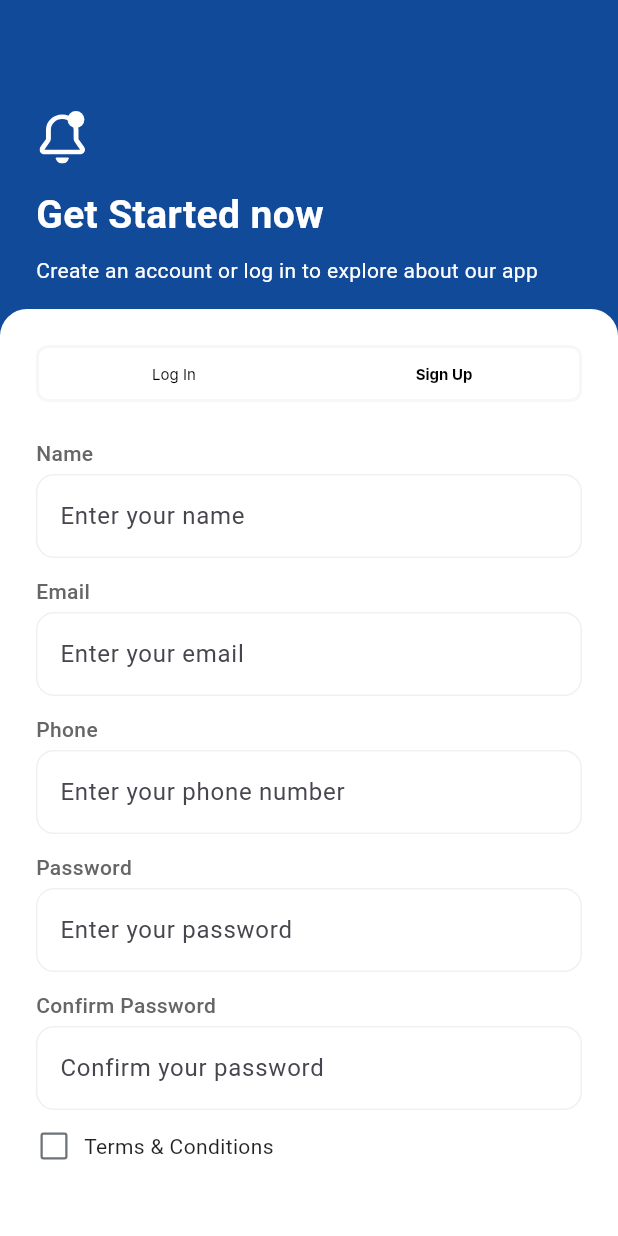
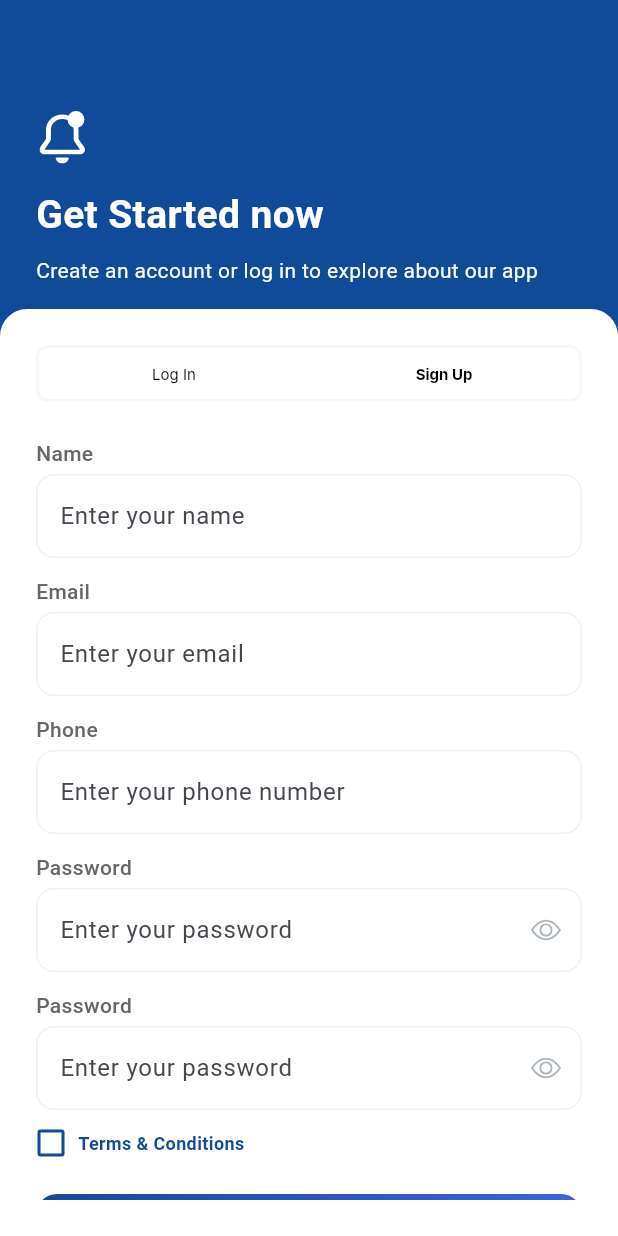
Before and after one commit to thesoumisamanta/service_app_ui, a Flutter app: the AuthScreen screen opened by its route, after a tap on "Sign Up", on a phone screen of 412 x 824 dp. Run offline on Flutter 3.47's test engine with Material 3 defaults, Android fonts, the phone set to English and light mode, and no system bars; our stand-ins replace flutter_svg; Roboto replaces fonts that are missing (Inter, SFProRounded).

Commit message:
feat: Add eye and eye_off SVG icons, enhance password visibility toggle in login and signup widgets, and update custom checkbox and text field components

```diff
--- a/lib/core/constants/app_colors.dart
+++ b/lib/core/constants/app_colors.dart
@@ -7,6 +7,7 @@
   static const Color darkGrey = Color(0xFF6C7278);
   static const Color grey = Color(0xFFEDF1F3);
   static const Color lightGrey = Color(0xFFF5F7F9);
+  static const Color grey2 = Color(0xFFACB5BB);
   static LinearGradient splashOverlayGradient = LinearGradient(
     begin: Alignment.topCenter,
     end: Alignment.bottomCenter,
--- a/lib/features/presentation/auth/widgets/login_widget.dart
+++ b/lib/features/presentation/auth/widgets/login_widget.dart
@@ -15,6 +15,8 @@
 
 class _LoginWidgetState extends State<LoginWidget> {
   bool isChecked = false;
+  bool isPasswordHidden = true;
+
   @override
   Widget build(BuildContext context) {
     return Column(
@@ -28,9 +30,7 @@
             if (value == null || value.isEmpty) {
               return 'Please enter your email';
             }
-              if (!RegExp(
-                r'^[\w-\.]+@([\w-]+\.)+[\w-]{2,4}$',
-              ).hasMatch(value)) {
+            if (!RegExp(r'^[\w-\.]+@([\w-]+\.)+[\w-]{2,4}$').hasMatch(value)) {
               return 'Please enter a valid email';
             }
             return null;
@@ -41,6 +41,26 @@
           label: 'Password',
           hint: 'Enter your password',
           type: TextFieldType.password,
+          obscureText: isPasswordHidden,
+          suffixIcon: GestureDetector(
+            onTap: () {
+              setState(() {
+                isPasswordHidden = !isPasswordHidden;
+              });
+            },
+            child: Padding(
+              padding: const EdgeInsets.all(14.0),
+              child: SvgPicture.asset(
+                isPasswordHidden
+                    ? 'assets/icons/eye.svg'
+                    : 'assets/icons/eye_off.svg',
+                    colorFilter: const ColorFilter.mode(
+                      AppColors.grey2,
+                      BlendMode.srcIn,
+                    ),
+              ),
+            ),
+          ),
           validator: (value) {
             if (value == null || value.isEmpty) {
               return 'Please enter your password';
@@ -51,6 +71,7 @@
             return null;
           },
         ),
+
         const SizedBox(height: 16),
         Row(
           children: [
@@ -69,6 +90,7 @@
               style: TextStyle(
                 color: AppColors.primaryBlue.withValues(alpha: 0.9),
                 fontWeight: FontWeight.w600,
+                fontSize: 12,
               ),
             ),
           ],
--- a/lib/features/presentation/auth/widgets/signup_widget.dart
+++ b/lib/features/presentation/auth/widgets/signup_widget.dart
@@ -1,4 +1,5 @@
 import 'package:flutter/material.dart';
+import 'package:flutter_svg/svg.dart';
 import 'package:service_app_ui/core/constants/app_colors.dart';
 import 'package:service_app_ui/features/widgets/custom_button.dart';
 import 'package:service_app_ui/features/widgets/custom_check_box.dart';
@@ -13,6 +14,7 @@
 
 class _SignupWidgetState extends State<SignupWidget> {
   bool isChecked = false;
+  bool isPasswordHidden = true;
   @override
   Widget build(BuildContext context) {
     return Column(
@@ -50,6 +52,26 @@
           label: 'Password',
           hint: 'Enter your password',
           type: TextFieldType.password,
+          obscureText: isPasswordHidden,
+          suffixIcon: GestureDetector(
+            onTap: () {
+              setState(() {
+                isPasswordHidden = !isPasswordHidden;
+              });
+            },
+            child: Padding(
+              padding: const EdgeInsets.all(14.0),
+              child: SvgPicture.asset(
+                isPasswordHidden
+                    ? 'assets/icons/eye.svg'
+                    : 'assets/icons/eye_off.svg',
+                colorFilter: const ColorFilter.mode(
+                  AppColors.grey2,
+                  BlendMode.srcIn,
+                ),
+              ),
+            ),
+          ),
           validator: (value) {
             if (value == null || value.isEmpty) {
               return 'Please enter your password';
@@ -62,9 +84,29 @@
         ),
         const SizedBox(height: 12),
         CustomTextField(
-          label: 'Confirm Password',
-          hint: 'Confirm your password',
+          label: 'Password',
+          hint: 'Enter your password',
           type: TextFieldType.password,
+          obscureText: isPasswordHidden,
+          suffixIcon: GestureDetector(
+            onTap: () {
+              setState(() {
+                isPasswordHidden = !isPasswordHidden;
+              });
+            },
+            child: Padding(
+              padding: const EdgeInsets.all(14.0),
+              child: SvgPicture.asset(
+                isPasswordHidden
+                    ? 'assets/icons/eye.svg'
+                    : 'assets/icons/eye_off.svg',
+                colorFilter: const ColorFilter.mode(
+                  AppColors.grey2,
+                  BlendMode.srcIn,
+                ),
+              ),
+            ),
+          ),
           validator: (value) {
             if (value == null || value.isEmpty) {
               return 'Please enter your password';
@@ -80,12 +122,16 @@
           alignment: Alignment.centerLeft,
           child: CustomCheckbox(
             value: isChecked,
+            borderColor: AppColors.primaryBlue,
             onChanged: (newValue) {
               setState(() {
                 isChecked = newValue;
               });
             },
             text: 'Terms & Conditions',
+            textColor: AppColors.primaryBlue,
+            fontSize: 12,
+            fontWeight: FontWeight.w600,
           ),
         ),
         const SizedBox(height: 24),
--- a/lib/features/widgets/custom_check_box.dart
+++ b/lib/features/widgets/custom_check_box.dart
@@ -8,6 +8,8 @@
   final Color? checkboxColor;
   final Color? textColor;
   final double? fontSize;
+  final Color? borderColor;
+  final FontWeight? fontWeight;
 
   const CustomCheckbox({
     super.key,
@@ -17,6 +19,8 @@
     this.checkboxColor,
     this.textColor,
     this.fontSize,
+    this.borderColor,
+    this.fontWeight,
   });
 
   @override
@@ -27,16 +31,16 @@
         mainAxisSize: MainAxisSize.min,
         children: [
           SizedBox(
-            width: 24,
-            height: 24,
+            width: 20,
+            height: 20,
             child: Checkbox(
               value: value,
               onChanged: (newValue) => onChanged(newValue ?? false),
               activeColor: checkboxColor ?? AppColors.primaryBlue,
               checkColor: AppColors.white,
-              side: const BorderSide(
-                color: AppColors.darkGrey,
-                width: 1.5,
+              side: BorderSide(
+                color: borderColor ?? AppColors.darkGrey,
+                width: 2,
               ),
             ),
           ),
@@ -45,7 +49,8 @@
             text,
             style: TextStyle(
               color: textColor ?? Colors.black87,
-              fontSize: fontSize ?? 14,
+              fontSize: fontSize ?? 12,
+              fontWeight: fontWeight ?? FontWeight.w500,
             ),
           ),
         ],
--- a/lib/features/widgets/custom_text_field.dart
+++ b/lib/features/widgets/custom_text_field.dart
@@ -4,7 +4,7 @@
 
 enum TextFieldType { text, name, email, password, phone }
 
-class CustomTextField extends StatefulWidget {
+class CustomTextField extends StatelessWidget {
   final String? label;
   final String? hint;
   final TextFieldType type;
@@ -13,8 +13,10 @@
   final void Function(String)? onChanged;
   final bool enabled;
   final Widget? prefixIcon;
+  final Widget? suffixIcon;
   final int? maxLength;
   final int maxLines;
+  final bool obscureText;
 
   const CustomTextField({
     super.key,
@@ -26,19 +28,14 @@
     this.onChanged,
     this.enabled = true,
     this.prefixIcon,
+    this.suffixIcon,
     this.maxLength,
     this.maxLines = 1,
+    this.obscureText = false,
   });
 
-  @override
-  State<CustomTextField> createState() => _CustomTextFieldState();
-}
-
-class _CustomTextFieldState extends State<CustomTextField> {
-  final bool _obscureText = true;
-
   TextInputType get _keyboardType {
-    switch (widget.type) {
+    switch (type) {
       case TextFieldType.email:
         return TextInputType.emailAddress;
       case TextFieldType.phone:
@@ -51,24 +48,25 @@
   }
 
   List<TextInputFormatter> get _inputFormatters {
-    switch (widget.type) {
+    switch (type) {
       case TextFieldType.phone:
         return [
           FilteringTextInputFormatter.digitsOnly,
           LengthLimitingTextInputFormatter(10),
         ];
       case TextFieldType.name:
-        return [FilteringTextInputFormatter.allow(RegExp(r'[a-zA-Z\s]'))];
+        return [
+          FilteringTextInputFormatter.allow(RegExp(r'[a-zA-Z\s]')),
+        ];
       default:
         return [];
     }
   }
 
   TextCapitalization get _textCapitalization {
-    if (widget.type == TextFieldType.name) {
-      return TextCapitalization.words;
-    }
-    return TextCapitalization.none;
+    return type == TextFieldType.name
+        ? TextCapitalization.words
+        : TextCapitalization.none;
   }
 
   @override
@@ -76,11 +74,11 @@
     return Column(
       crossAxisAlignment: CrossAxisAlignment.start,
       children: [
-        if (widget.label != null)
+        if (label != null)
           Padding(
             padding: const EdgeInsets.only(bottom: 4),
             child: Text(
-              widget.label!,
+              label!,
               style: const TextStyle(
                 fontSize: 14,
                 fontWeight: FontWeight.w500,
@@ -89,28 +87,31 @@
             ),
           ),
         TextFormField(
-          // controller: widget.controller,
+          controller: controller,
           keyboardType: _keyboardType,
-          obscureText: widget.type == TextFieldType.password && _obscureText,
-          enabled: widget.enabled,
-          maxLength: widget.maxLength,
-          maxLines: widget.maxLines,
+          obscureText: obscureText,
+          enabled: enabled,
+          maxLength: maxLength,
+          maxLines: maxLines,
           textCapitalization: _textCapitalization,
           inputFormatters: _inputFormatters,
-          onChanged: widget.onChanged,
-          validator: widget.validator,
+          onChanged: onChanged,
+          validator: validator,
           decoration: InputDecoration(
-            hintText: widget.hint,
-            border: OutlineInputBorder(borderRadius: BorderRadius.circular(12)),
+            hintText: hint,
+            prefixIcon: prefixIcon,
+            suffixIcon: suffixIcon,
+            border: OutlineInputBorder(
+              borderRadius: BorderRadius.circular(12),
+            ),
             enabledBorder: OutlineInputBorder(
               borderRadius: BorderRadius.circular(12),
-              borderSide: BorderSide(color: AppColors.grey, width: 1),
+              borderSide: BorderSide(color: AppColors.grey),
             ),
             focusedBorder: OutlineInputBorder(
               borderRadius: BorderRadius.circular(12),
               borderSide: const BorderSide(
                 color: AppColors.primaryBlue,
-                width: 1,
               ),
             ),
           ),
```
Also changed, not shown: assets/icons/eye.svg (added), assets/icons/eye_off.svg (added). Lines whose indentation alone changed are shown as unchanged.
